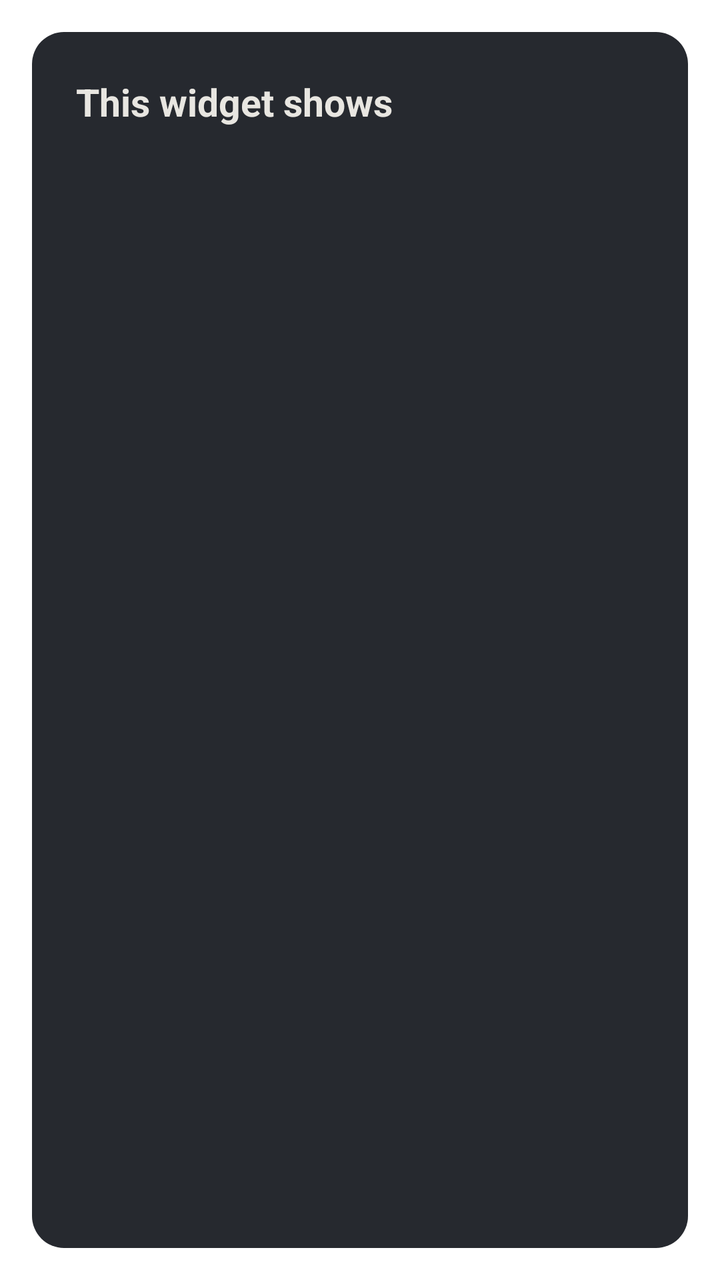
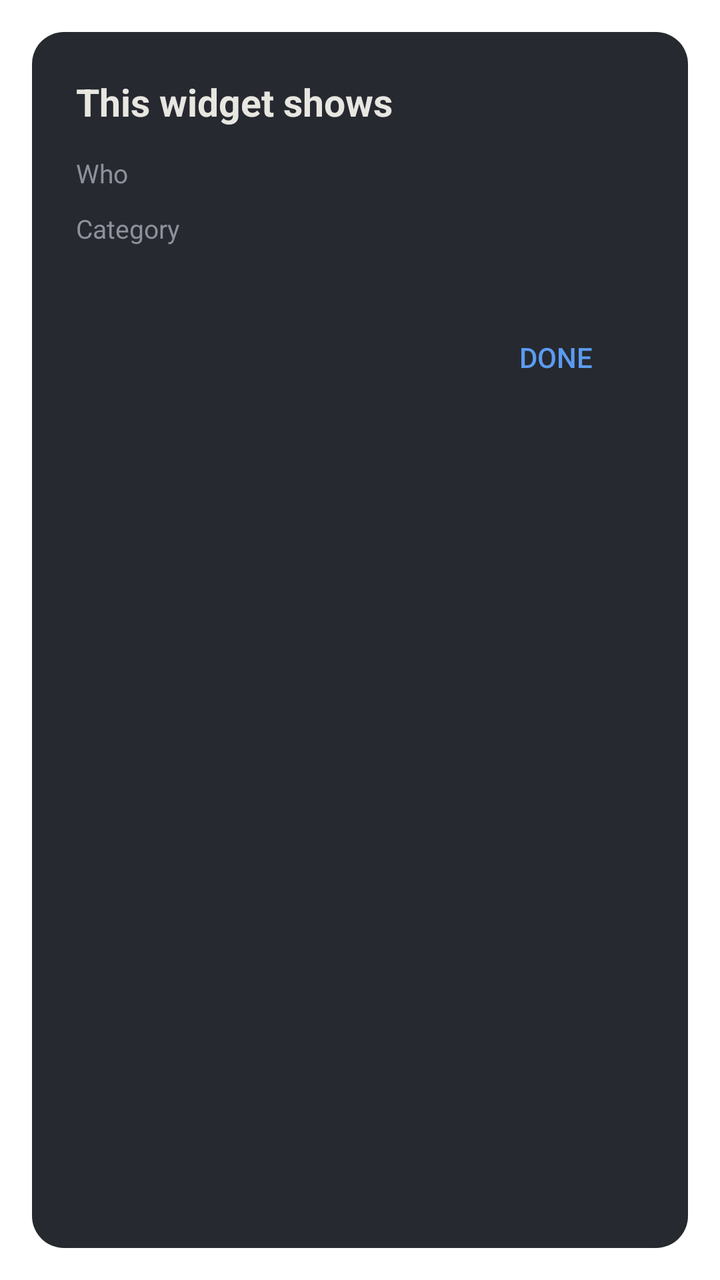

Before-and-after screenshots of an Android layout around one commit, followed by the original layout XML and the change that was made.
<!-- AndroidManifest.xml: activity theme Filter -->
<!-- res/layout/activity_filter.xml -->
<?xml version="1.0" encoding="utf-8"?>
<LinearLayout xmlns:android="http://schemas.android.com/apk/res/android"
    android:layout_width="match_parent"
    android:layout_height="wrap_content"
    android:minWidth="280dp"
    android:orientation="vertical"
    android:padding="22dp">

    <TextView
        android:layout_width="wrap_content"
        android:layout_height="wrap_content"
        android:text="This widget shows"
        android:textColor="@color/chalk"
        android:textSize="19sp"
        android:textStyle="bold" />

    <RadioGroup
        android:id="@+id/choices"
        android:layout_width="match_parent"
        android:layout_height="wrap_content"
        android:layout_marginTop="10dp" />

    <TextView
        android:id="@+id/hint"
        android:layout_width="match_parent"
        android:layout_height="wrap_content"
        android:layout_marginTop="10dp"
        android:textColor="@color/dim"
        android:textSize="13sp" />
</LinearLayout>
<!-- resources referenced by this layout -->
<resources>
  <color name="chalk">#E8E6E1</color>
  <color name="dim">#8D919B</color>
  <style name="Filter" parent="android:Theme.Material.Dialog.NoActionBar">
          <item name="android:colorAccent">@color/blue</item>
          <item name="android:windowBackground">@drawable/dialog_bg</item>
      </style>
  <color name="blue">#2F6FD0</color>
  <!-- drawable dialog_bg (drawable) -->
  <?xml version="1.0" encoding="utf-8"?>
  <inset xmlns:android="http://schemas.android.com/apk/res/android" android:inset="16dp">
      <shape android:shape="rectangle">
          <solid android:color="#26292F" />
          <corners android:radius="16dp" />
      </shape>
  </inset>
</resources>

<!-- the commit's change to res/layout/activity_filter.xml (unified diff, before → after) -->
@@ -1,30 +1,68 @@
 <?xml version="1.0" encoding="utf-8"?>
-<LinearLayout xmlns:android="http://schemas.android.com/apk/res/android"
+<ScrollView xmlns:android="http://schemas.android.com/apk/res/android"
     android:layout_width="match_parent"
-    android:layout_height="wrap_content"
-    android:minWidth="280dp"
-    android:orientation="vertical"
-    android:padding="22dp">
+    android:layout_height="wrap_content">
 
-    <TextView
-        android:layout_width="wrap_content"
-        android:layout_height="wrap_content"
-        android:text="This widget shows"
-        android:textColor="@color/chalk"
-        android:textSize="19sp"
-        android:textStyle="bold" />
-
-    <RadioGroup
-        android:id="@+id/choices"
+    <LinearLayout
         android:layout_width="match_parent"
         android:layout_height="wrap_content"
-        android:layout_marginTop="10dp" />
+        android:minWidth="280dp"
+        android:orientation="vertical"
+        android:paddingStart="22dp"
+        android:paddingTop="22dp"
+        android:paddingEnd="22dp"
+        android:paddingBottom="8dp">
 
-    <TextView
-        android:id="@+id/hint"
-        android:layout_width="match_parent"
-        android:layout_height="wrap_content"
-        android:layout_marginTop="10dp"
-        android:textColor="@color/dim"
-        android:textSize="13sp" />
-</LinearLayout>
+        <TextView
+            android:layout_width="wrap_content"
+            android:layout_height="wrap_content"
+            android:text="This widget shows"
+            android:textColor="@color/chalk"
+            android:textSize="19sp"
+            android:textStyle="bold" />
+
+        <TextView
+            android:layout_width="wrap_content"
+            android:layout_height="wrap_content"
+            android:layout_marginTop="14dp"
+            android:text="Who"
+            android:textColor="@color/dim"
+            android:textSize="13sp" />
+
+        <RadioGroup
+            android:id="@+id/people"
+            android:layout_width="match_parent"
+            android:layout_height="wrap_content" />
+
+        <TextView
+            android:layout_width="wrap_content"
+            android:layout_height="wrap_content"
+            android:layout_marginTop="10dp"
+            android:text="Category"
+            android:textColor="@color/dim"
+            android:textSize="13sp" />
+
+        <RadioGroup
+            android:id="@+id/choices"
+            android:layout_width="match_parent"
+            android:layout_height="wrap_content" />
+
+        <TextView
+            android:id="@+id/hint"
+            android:layout_width="match_parent"
+            android:layout_height="wrap_content"
+            android:layout_marginTop="10dp"
+            android:textColor="@color/dim"
+            android:textSize="13sp" />
+
+        <Button
+            android:id="@+id/done"
+            style="?android:attr/borderlessButtonStyle"
+            android:layout_width="wrap_content"
+            android:layout_height="wrap_content"
+            android:layout_gravity="end"
+            android:layout_marginTop="4dp"
+            android:text="Done"
+            android:textColor="#5B9BF0" />
+    </LinearLayout>
+</ScrollView>
